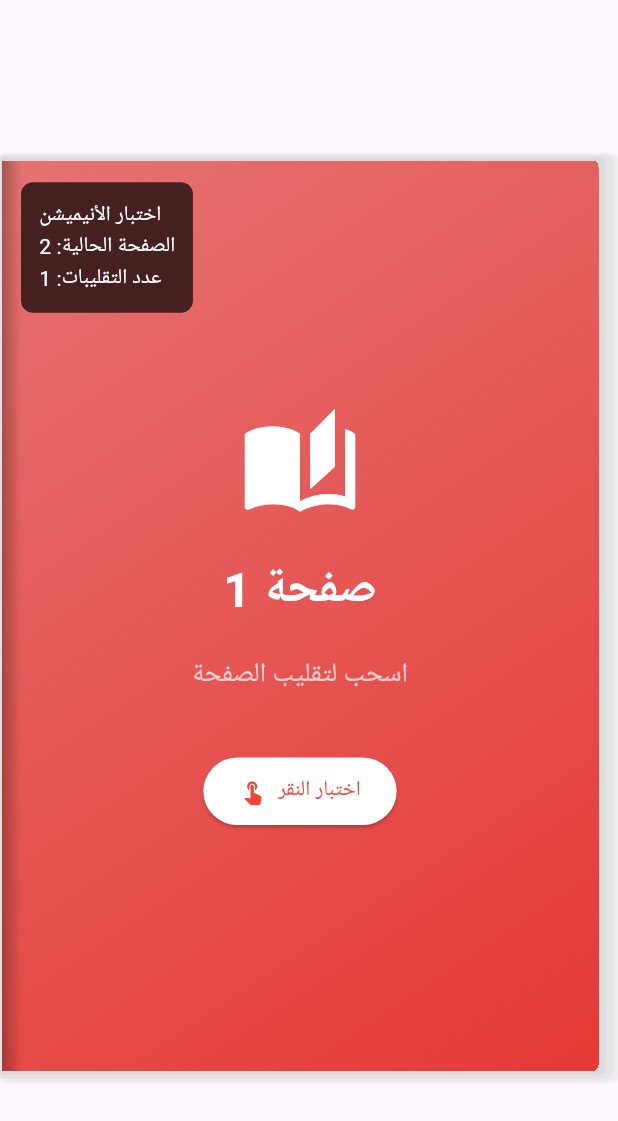
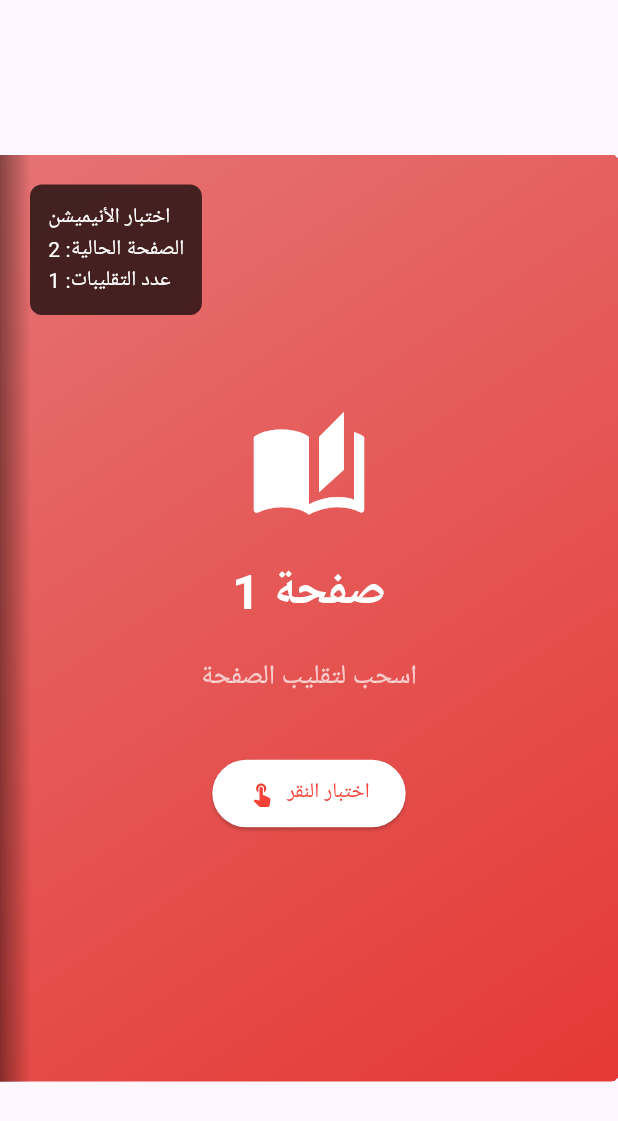
Before and after one commit to AntGall13/turnable_page, a Flutter app: the screen it shows after launch, on a phone screen of 412 x 824 dp. Shown: the top 1121 px of the screen. Run offline on Flutter 3.47's test engine with Material 3 defaults, Android fonts, the phone set to English and light mode, and no system bars.

Commit message:
remove paddings

```diff
--- a/lib/src/widgets/paper_widget.dart
+++ b/lib/src/widgets/paper_widget.dart
@@ -38,21 +38,9 @@ class PaperWidget extends StatelessWidget {
     return Container(
       width: size.width,
       height: size.height,
-      padding: effectivePadding,
-      decoration: _buildOuterDecoration(),
-      child: Container(
-        padding: effectivePadding,
-        decoration: _buildMiddleDecoration(),
-        child: Container(
-          padding: effectivePadding,
-          decoration: _buildInnerDecoration(),
-          child: Container(
-            clipBehavior: Clip.hardEdge,
-            decoration: _buildFinalDecoration(),
-            child: child,
-          ),
-        ),
-      ),
+      clipBehavior: Clip.hardEdge,
+      decoration: _buildFinalDecoration(),
+      child: child,
     );
   }
 
```
